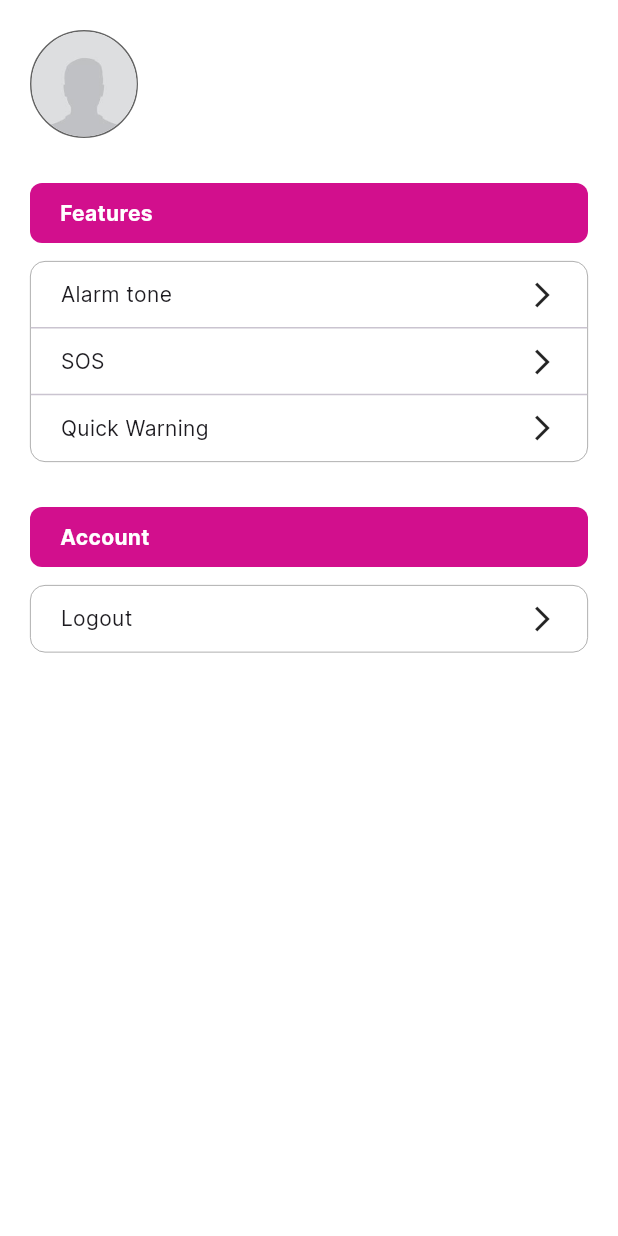
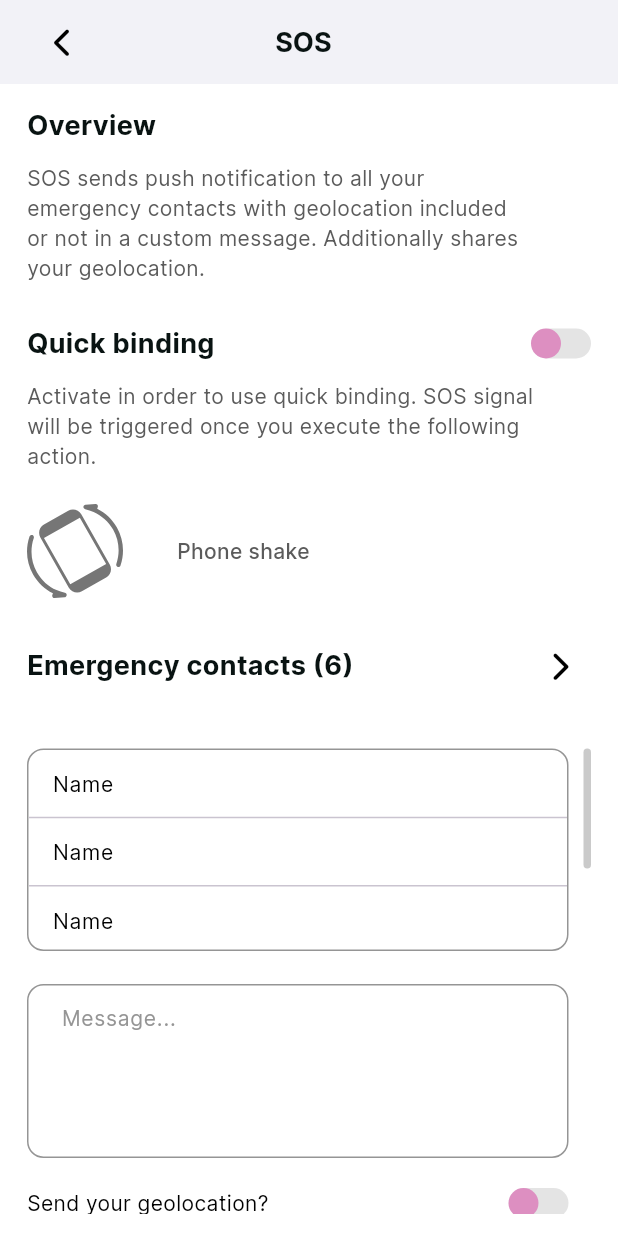
Before and after one commit to Dmitriy1205/sicherr, a Flutter app: the ProfileScreen screen opened directly, after a tap on "SOS", on a phone screen of 412 x 824 dp. Run offline on Flutter 3.47's test engine with Material 3 defaults, Android fonts, the phone set to English and light mode, and no system bars; our stand-ins replace bloc, cloud_firestore, contacts_service, firebase_auth, firebase_core, flutter_bloc and 6 more; missing offline and left inert: alert_dialog, flutter_phone_direct_caller; accounts and stored records are empty; generated files the repository leaves out were written again; statements that could not run were skipped.

Commit message:
sos_settings

```diff
--- a/lib/core/const/colors.dart
+++ b/lib/core/const/colors.dart
@@ -4,10 +4,14 @@ class AppColors {
   static const Color mainAccent = Color(0xFFD20F8D);
   static const Color pink = Color(0xFFD190AF);
   static const Color pinkLight = Color(0xFFFFE4FA);
+  static const Color black = Color(0xFF000000);
+  static const Color greyDark = Color(0xFF5B5B5B);
   static const Color grey = Color(0xFF959595);
+  static const Color mediumGrey = Color(0xFFA4A4A4);
   static const Color lightGrey = Color(0xFFF2F2F7);
-  static const Color mediumGrey = Color(0xFFA4A4A4);
-  static const Color greyDark = Color(0xFF5B5B5B);
+
+
+
   static const Color white = Color(0xFFFFFFFF);
   static const Color green = Color(0xFF4CB469);
 }
--- a/lib/core/const/icons.dart
+++ b/lib/core/const/icons.dart
@@ -10,4 +10,5 @@ class AppIcons {
   static const star = 'assets/icons/star.svg';
   static const hashtag = 'assets/icons/hashtag.svg';
   static const personPlus = 'assets/icons/person_plus.svg';
+  static const phoneShake = 'assets/icons/phone_shake.svg';
 }
--- a/lib/core/const/strings.dart
+++ b/lib/core/const/strings.dart
@@ -9,6 +9,24 @@ class AppStrings {
   static const String byContinuing = 'By continuing you agree to our';
   static const String terms = 'Terms & Services';
   static const String phoneVerification = 'Phone Verification';
-  static const String enterSixDigits = 'Enter the 6-digit code sent to your phone number';
+  static const String enterSixDigits =
+      'Enter the 6-digit code sent to your phone number';
   static const String resend = 'Resend Code';
+
+  static const String overview = 'Overview';
+  static const String overviewDescription =
+      '''SOS sends push notification to all your\nemergency contacts with geolocation included\nor not in a custom message. Additionally shares\nyour geolocation.''';
+  static const String quickBinding = 'Quick binding';
+  static const String quickBindingDescription =
+      '''Activate in order to use quick binding. SOS signal\nwill be triggered once you execute the following\naction.''';
+  static const String emergencyContacts  = 'Emergency contacts';
+  static const String sosMessage  = 'Message...';
+  static const String sendYourGeolocation  = 'Send your geolocation?';
+  static const String activate  = 'Activate';
+  static const String activateDescription  = '''Alternatively you can just press the button to\nactivate.''';
+  static const String send  = 'Send';
+  static const String phoneShake  = 'Phone shake';
+  static const String sosDescription  = 'an SOS signal will be sent to your three contacts';
+  static const String message  = 'Message';
+  static const String geolocation  = 'geolocation';
 }
--- a/lib/core/theme/theme.dart
+++ b/lib/core/theme/theme.dart
@@ -9,6 +9,7 @@ class AppTheme {
       primary: const Color(0xFFF2F2F2),
       surfaceTint: const Color(0xFFF2F2F2),
     ),
+
     textSelectionTheme: TextSelectionThemeData(
         selectionColor: AppColors.mainAccent.withOpacity(0.25),
         cursorColor: AppColors.mainAccent),
--- a/lib/presentation/screens/profile/profile.dart
+++ b/lib/presentation/screens/profile/profile.dart
@@ -7,6 +7,7 @@ import 'package:sicherr/presentation/screens/contact_detail/widgets/contact_info
 import 'package:sicherr/presentation/screens/profile/model/models.dart';
 import 'package:sicherr/presentation/screens/profile/widgets/profile_category_item.dart';
 import 'package:sicherr/presentation/screens/profile/widgets/profile_category_label.dart';
+import 'package:sicherr/presentation/screens/sos/sos_screen.dart';
 
 import '../../bloc/auth/auth_bloc.dart';
 
@@ -30,6 +31,7 @@ class _ProfileScreenState extends State<ProfileScreen> {
   }
 
   late final ContactEntity user;
+
   @override
   Widget build(BuildContext context) {
     return Scaffold(
@@ -52,7 +54,10 @@ class _ProfileScreenState extends State<ProfileScreen> {
                       ),
                       ProfileSectionItem(
                         text: 'SOS',
-                        action: () => print('SOS'),
+                        action: () => Navigator.push(
+                            context,
+                            MaterialPageRoute(
+                                builder: (context) => const SosScreen())),
                       ),
                       ProfileSectionItem(
                         text: 'Quick Warning',
--- /dev/null
+++ b/lib/presentation/screens/sos/sos_screen.dart
@@ -0,0 +1,246 @@
+import 'package:flutter/material.dart';
+import 'package:flutter_svg/flutter_svg.dart';
+import 'package:font_awesome_flutter/font_awesome_flutter.dart';
+import 'package:sicherr/core/const/icons.dart';
+import 'package:sicherr/core/const/strings.dart';
+import 'package:sicherr/core/theme/theme.dart';
+import 'package:sicherr/presentation/widgets/app_elevated_button.dart';
+
+import '../../../core/const/colors.dart';
+import '../../widgets/app_switch.dart';
+import '../../widgets/scrollable_contacts_list.dart';
+
+class SosScreen extends StatefulWidget {
+  const SosScreen({super.key});
+
+  @override
+  State<SosScreen> createState() => _SosScreenState();
+}
+
+class _SosScreenState extends State<SosScreen> {
+
+  final messageController = TextEditingController();
+  final focusNode = FocusNode();
+
+  bool isQuickBinding = false;
+  bool isSendLocation = false;
+
+  @override
+  Widget build(BuildContext context) {
+    return Scaffold(
+      resizeToAvoidBottomInset: true,
+      appBar: AppBar(
+        surfaceTintColor: AppColors.white,
+        backgroundColor: AppColors.lightGrey,
+        automaticallyImplyLeading: false,
+        title: Padding(
+          padding: const EdgeInsets.symmetric(horizontal: 20.0),
+          child: Row(
+            mainAxisAlignment: MainAxisAlignment.spaceBetween,
+            children: [
+              InkWell(
+                onTap: () {
+                  Navigator.pop(context);
+                },
+                child: const Padding(
+                  padding: EdgeInsets.symmetric(vertical: 8.0),
+                  child: FaIcon(
+                    FontAwesomeIcons.chevronLeft,
+                    color: AppColors.black,
+                    size: 20,
+                  ),
+                ),
+              ),
+              Text(
+                'SOS',
+                style: AppTheme.themeData.textTheme.displayLarge,
+              ),
+              const SizedBox(
+                width: 20,
+              ),
+            ],
+          ),
+        ),
+      ),
+      body: Padding(
+        padding: const EdgeInsets.symmetric(horizontal: 18.0, vertical: 15),
+        child: SingleChildScrollView(
+          child: Column(
+            crossAxisAlignment: CrossAxisAlignment.start,
+            children: [
+              Text(
+                AppStrings.overview,
+                style: AppTheme.themeData.textTheme.displayLarge,
+              ),
+              const SizedBox(
+                height: 12,
+              ),
+              Text(
+                AppStrings.overviewDescription,
+                style: AppTheme.themeData.textTheme.titleMedium!
+                    .copyWith(color: AppColors.greyDark),
+              ),
+              const SizedBox(
+                height: 27,
+              ),
+              Row(
+                mainAxisAlignment: MainAxisAlignment.spaceBetween,
+                children: [
+                  Text(
+                    AppStrings.quickBinding,
+                    style: AppTheme.themeData.textTheme.displayLarge,
+                  ),
+                  AppSwitch(
+                      value: isQuickBinding,
+                      onChanged: (v) {
+                        setState(() {
+                          isQuickBinding = v;
+                        });
+                      }),
+                ],
+              ),
+              const SizedBox(
+                height: 12,
+              ),
+              Text(
+                AppStrings.quickBindingDescription,
+                style: AppTheme.themeData.textTheme.titleMedium!
+                    .copyWith(color: AppColors.greyDark),
+              ),
+              const SizedBox(
+                height: 22,
+              ),
+              Row(
+                children: [
+                  SvgPicture.asset(AppIcons.phoneShake),
+                  const SizedBox(
+                    width: 36,
+                  ),
+                  Text(
+                    AppStrings.phoneShake,
+                    style: AppTheme.themeData.textTheme.titleMedium!.copyWith(
+                        fontWeight: FontWeight.w500, color: AppColors.greyDark),
+                  ),
+                ],
+              ),
+              const SizedBox(
+                height: 27,
+              ),
+              Padding(
+                padding: const EdgeInsets.only(right: 15.0),
+                child: Row(
+                  mainAxisAlignment: MainAxisAlignment.spaceBetween,
+                  children: [
+                    Text(
+                      '${AppStrings.emergencyContacts} (6)',
+                      style: AppTheme.themeData.textTheme.displayLarge,
+                    ),
+                    InkWell(
+                      onTap: () {
+                        Navigator.pop(context);
+                      },
+                      child: const Padding(
+                        padding: EdgeInsets.symmetric(vertical: 8.0),
+                        child: FaIcon(
+                          FontAwesomeIcons.chevronRight,
+                          color: AppColors.black,
+                          size: 20,
+                        ),
+                      ),
+                    ),
+                  ],
+                ),
+              ),
+              const SizedBox(
+                height: 37,
+              ),
+              const ScrollableContactList(),
+              const SizedBox(
+                height: 22,
+              ),
+              Padding(
+                padding: const EdgeInsets.only(right: 15.0),
+                child: TextFormField(
+                  controller: messageController,
+                  focusNode: focusNode,
+                  maxLines: 4,
+                  decoration: InputDecoration(
+                      enabledBorder: OutlineInputBorder(
+                        borderSide: const BorderSide(color: AppColors.grey),
+                        borderRadius: BorderRadius.circular(11),
+                      ),
+                      focusedBorder: OutlineInputBorder(
+                        borderSide:
+                            const BorderSide(color: AppColors.mainAccent),
+                        borderRadius: BorderRadius.circular(11),
+                      ),
+                      hintText: AppStrings.sosMessage,
+                      hintStyle: AppTheme.themeData.textTheme.titleMedium,
+                      contentPadding: const EdgeInsets.symmetric(
+                          horizontal: 19, vertical: 10)),
+                  onTapOutside: (v) {
+                    focusNode.unfocus();
+                  },
+                ),
+              ),
+              const SizedBox(
+                height: 20,
+              ),
+              Padding(
+                padding: const EdgeInsets.only(right: 15.0),
+                child: Row(
+                  mainAxisAlignment: MainAxisAlignment.spaceBetween,
+                  children: [
+                    Text(
+                      AppStrings.sendYourGeolocation,
+                      style: AppTheme.themeData.textTheme.titleMedium!
+                          .copyWith(color: AppColors.black),
+                    ),
+                    AppSwitch(
+                        value: isSendLocation,
+                        // activeColor: AppColors.mainAccent,
+                        // inactiveThumbColor: AppColors.mainAccent,
+                        onChanged: (v) {
+                          setState(() {
+                            isSendLocation = v;
+                          });
+                        }),
+                  ],
+                ),
+              ),
+              const SizedBox(
+                height: 39,
+              ),
+              Text(
+                AppStrings.activate,
+                style: AppTheme.themeData.textTheme.displayLarge,
+              ),
+              const SizedBox(
+                height: 12,
+              ),
+              Text(
+                AppStrings.activateDescription,
+                style: AppTheme.themeData.textTheme.titleMedium!
+                    .copyWith(color: AppColors.greyDark),
+              ),
+              const SizedBox(
+                height: 21,
+              ),
+              AppElevatedButton(text: AppStrings.send, onPressed: () {}),
+              const SizedBox(
+                height: 40,
+              ),
+            ],
+          ),
+        ),
+      ),
+    );
+  }
+
+  @override
+  void dispose() {
+    messageController.dispose();
+    focusNode.dispose();
+    super.dispose();
+  }
+}
--- /dev/null
+++ b/lib/presentation/widgets/app_switch.dart
@@ -0,0 +1,68 @@
+import 'package:flutter/material.dart';
+
+import '../../core/const/colors.dart';
+
+class AppSwitch extends StatefulWidget {
+  final bool value;
+  final ValueChanged<bool> onChanged;
+
+  const AppSwitch({
+    Key? key,
+    required this.value,
+    required this.onChanged,
+  }) : super(key: key);
+
+  @override
+  State<AppSwitch> createState() => _AppSwitchState();
+}
+
+class _AppSwitchState extends State<AppSwitch> {
+  late bool _value;
+
+  @override
+  void initState() {
+    super.initState();
+    _value = widget.value;
+  }
+
+  @override
+  Widget build(BuildContext context) {
+    return GestureDetector(
+      onTap: () {
+        setState(() {
+          _value = !_value;
+          widget.onChanged(_value);
+        });
+      },
+      child: AnimatedContainer(
+        duration: const Duration(milliseconds: 300),
+        width: 40.0,
+        height: 20.0,
+        decoration: BoxDecoration(
+          borderRadius: BorderRadius.circular(15.0),
+          color: _value
+              ? AppColors.mainAccent.withOpacity(0.5)
+              : AppColors.mediumGrey.withOpacity(0.3),
+        ),
+        child: Stack(
+          children: [
+            AnimatedPositioned(
+              duration: const Duration(milliseconds: 300),
+              left: _value ? 20.0 : 0.0,
+              child: Container(
+                width: 20.0,
+                height: 20.0,
+                decoration: BoxDecoration(
+                  shape: BoxShape.circle,
+                  color: _value
+                      ? AppColors.mainAccent
+                      : AppColors.mainAccent.withOpacity(0.4),
+                ),
+              ),
+            ),
+          ],
+        ),
+      ),
+    );
+  }
+}
--- /dev/null
+++ b/lib/presentation/widgets/scrollable_contacts_list.dart
@@ -0,0 +1,70 @@
+import 'package:flutter/material.dart';
+
+import '../../core/const/colors.dart';
+import '../../core/theme/theme.dart';
+
+class ScrollableContactList extends StatefulWidget {
+  const ScrollableContactList({
+    super.key,
+  });
+
+  @override
+  State<ScrollableContactList> createState() => _ScrollableContactListState();
+}
+
+class _ScrollableContactListState extends State<ScrollableContactList> {
+  final ScrollController _scrollController = ScrollController();
+
+  @override
+  Widget build(BuildContext context) {
+    return RawScrollbar(
+      thumbColor: AppColors.grey.withOpacity(0.5),
+      controller: _scrollController,
+      radius: const Radius.circular(5),
+      thickness: 5,
+      thumbVisibility: true,
+      minThumbLength: 80,
+      child: Padding(
+        padding: const EdgeInsets.only(right: 15.0),
+        child: Container(
+          height: 135,
+          decoration: BoxDecoration(
+            borderRadius: BorderRadius.circular(11),
+            border: Border.all(color: AppColors.grey),
+          ),
+          child: ListView.separated(
+            controller: _scrollController,
+            shrinkWrap: true,
+            padding: EdgeInsets.zero,
+            physics: const ClampingScrollPhysics(),
+            itemCount: 6,
+            itemBuilder: (context, index) {
+              return SizedBox(
+                height: 45,
+                child: ListTile(
+                  leading: Padding(
+                    padding: const EdgeInsets.only(bottom: 10.0),
+                    child: Text(
+                      'Name',
+                      style: AppTheme.themeData.textTheme.titleMedium!
+                          .copyWith(color: AppColors.black),
+                    ),
+                  ),
+                ),
+              );
+            },
+            separatorBuilder: (BuildContext context, int index) {
+              return const Divider(height: 0.5);
+            },
+          ),
+        ),
+      ),
+    );
+  }
+
+  @override
+  void dispose() {
+    _scrollController.dispose();
+    super.dispose();
+  }
+}
```
Also changed, not shown: assets/icons/phone_shake.svg (added).
